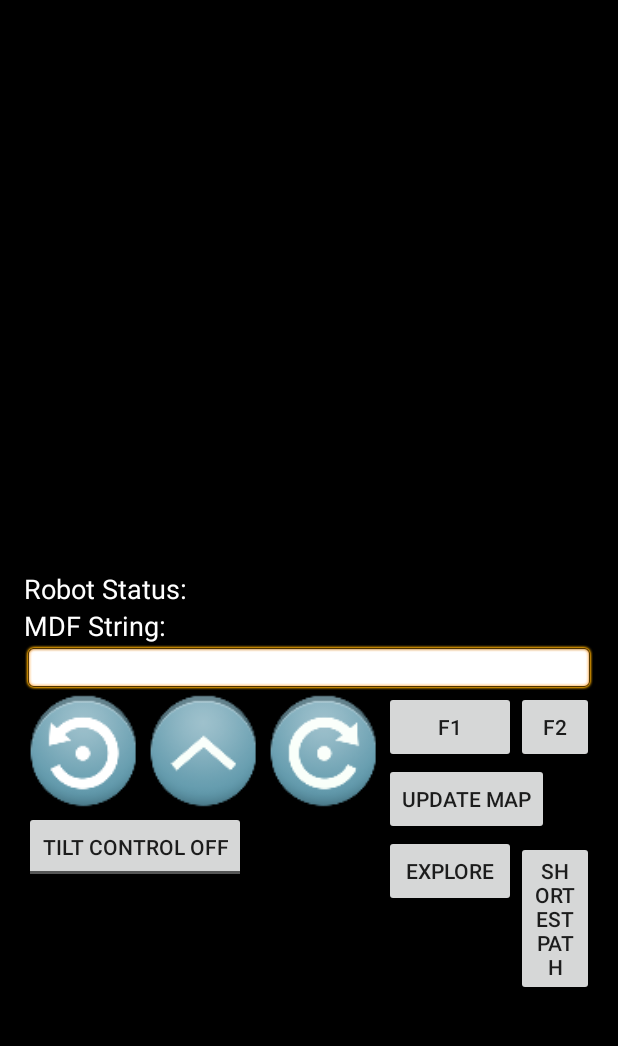
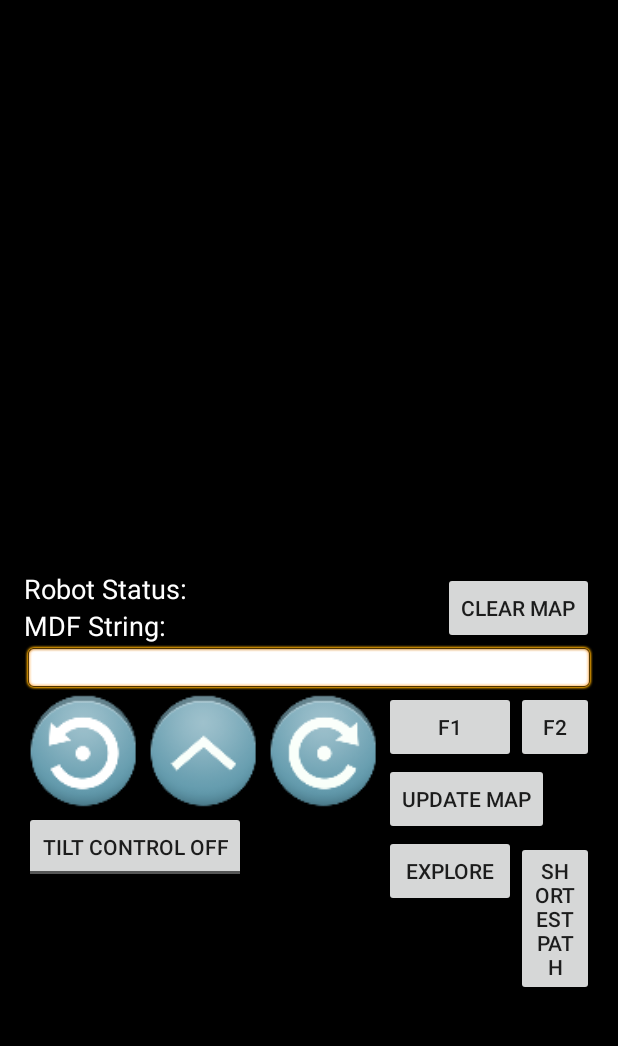
Before and after one commit to ivantwj/MDPGrp10_Android, an Android app: the screen it shows after launch (MainActivity), on a phone screen of 412 x 824 dp, the part 84-1130 px from its top. Run offline under Robolectric (Android 15) with nearby library versions, the phone set to English and light mode, and no system bars.

Commit message:
put in a clear map button

```diff
--- a/app/src/main/res/layout/activity_main.xml
+++ b/app/src/main/res/layout/activity_main.xml
@@ -154,6 +154,15 @@
             android:id="@+id/buttonUpdate"
             android:layout_below="@+id/buttonF1"
             android:layout_toRightOf="@+id/imageButtonClockwise"/>
+
+        <Button
+            style="?android:attr/buttonStyleSmall"
+            android:layout_width="wrap_content"
+            android:layout_height="wrap_content"
+            android:text="Clear Map"
+            android:id="@+id/buttonClearMap"
+            android:layout_above="@+id/editTextMap"
+            android:layout_alignParentRight="true"/>
     </RelativeLayout>
 
 </RelativeLayout>
```
Also changed, not shown: app/src/main/java/com/mdpgrp10/androidmobilecontrollermodule/MainActivity.java (+10 -0 lines).
